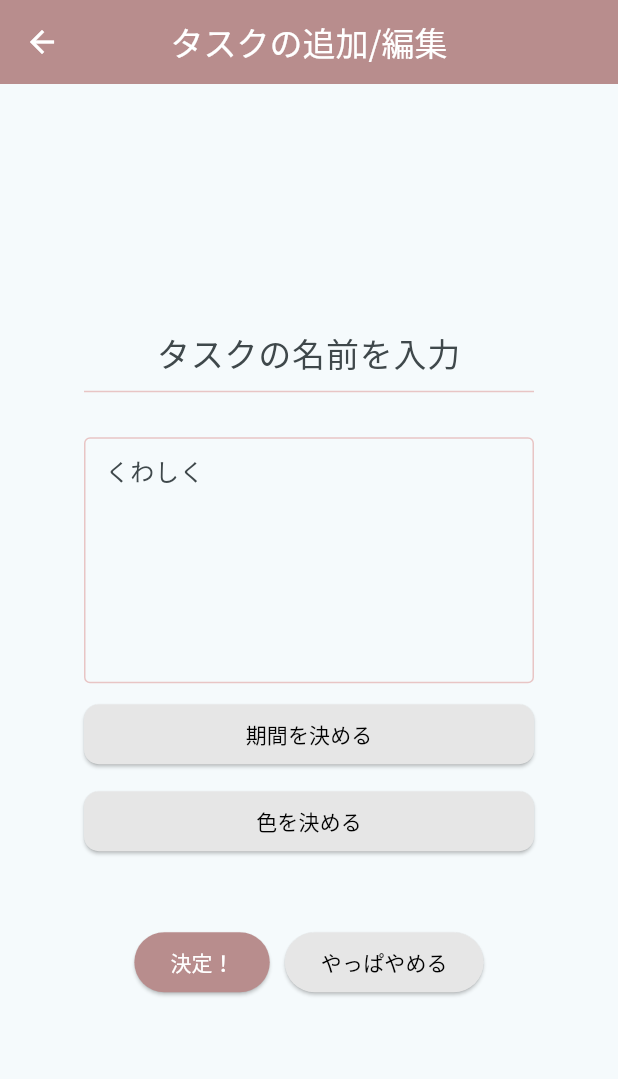
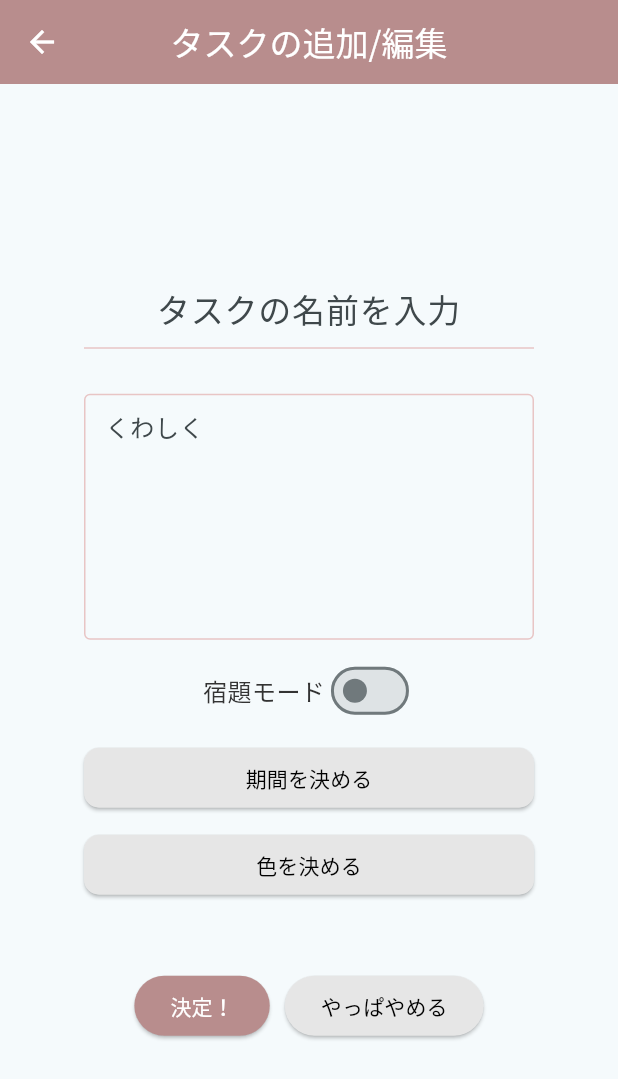
Before and after one commit to micomi-app/MicoMi, a Flutter app: the screen it shows after launch, after a tap on "タスクを追加", on a phone screen of 412 x 824 dp. Shown: the top 1079 px of the screen. Run offline on Flutter 3.47's test engine with Material 3 defaults, Android fonts, the phone set to English and light mode, and no system bars; our stand-ins replace flutter_colorpicker, simple_animations, sqflite, table_calendar, vibration; missing offline and left inert: navigator_scope; accounts and stored records are empty.

Commit message:
宿題モード/一日あたりのページ数を表示する機能を追加

```diff
--- a/lib/custom_functions.dart
+++ b/lib/custom_functions.dart
@@ -24,6 +24,8 @@ DateFormat formatterForSQL = DateFormat('yyyy-MM-dd');
 class Task {
   Task({
     this.id,
+    required this.isHomework,
+    this.totalPages,
     required this.name,
     required this.detail,
     required this.start,
@@ -32,6 +34,8 @@ class Task {
   });
 
   final int? id;
+  final bool isHomework;
+  final int? totalPages;
   final String name;
   final String detail;
   final DateTime start;
@@ -39,6 +43,8 @@ class Task {
   final Color color;
   Map<String, dynamic> toMap() {
     return {
+      'isHomework': isHomework ? 1 : 0,
+      'totalPages': totalPages,
       'name': name,
       'detail': detail,
       'start': formatterForSQL.format(start),
@@ -52,7 +58,16 @@ final Future<Database> database = openDatabase(
   "tasks.db",
   onCreate: (db, version) {
     return db.execute(
-      'CREATE TABLE tasks(id INTEGER PRIMARY KEY AUTOINCREMENT NOT NULL, name TEXT, detail TEXT, start TEXT, end TEXT, color INTEGER)',
+      'CREATE TABLE tasks('
+          'id INTEGER PRIMARY KEY AUTOINCREMENT NOT NULL,'
+          'isHomework INTEGER,'
+          'totalPages INTEGER,'
+          'name TEXT,'
+          'detail TEXT,'
+          'start TEXT,'
+          'end TEXT,'
+          'color INTEGER'
+      ')',
     );
   },
   version: 3,
@@ -96,6 +111,8 @@ Future<List<Task>> getTasks(String where, List? whereArgs, [String? orderBy]) as
   return List.generate(maps.length, (i) {
     return Task(
       id: maps[i]['id'],
+      isHomework: maps[i]['isHomework'] == 1,
+      totalPages: maps[i]['totalPages'],
       name: maps[i]['name'],
       detail: maps[i]['detail'],
       start: DateTime.parse(maps[i]['start']),
--- a/lib/custom_widgets.dart
+++ b/lib/custom_widgets.dart
@@ -14,9 +14,10 @@ class CustomTextField extends StatelessWidget {
     this.validator,
     this.initialValue,
     this.borderColor,
+    this.isNumber,
   });
 
-  final String? initialValue;
+  final dynamic initialValue;
   final String hintText;
   final TextStyle? textStyle;
   final bool? isMultiline;
@@ -26,6 +27,7 @@ class CustomTextField extends StatelessWidget {
   final void Function(String)? onChanged;
   final String? Function(String?)? validator;
   final Color? borderColor;
+  final bool? isNumber;
 
   @override
   Widget build(BuildContext context) {
@@ -35,7 +37,7 @@ class CustomTextField extends StatelessWidget {
         initialValue: initialValue,
         textAlign: isTextAlignCenter == true ? TextAlign.center : TextAlign.start,
         autofocus: autoFocus == true,
-        keyboardType: isMultiline == true ? TextInputType.multiline : null,
+        keyboardType: isMultiline == true ? TextInputType.multiline : isNumber == true ? TextInputType.number : TextInputType.text,
         maxLines: isMultiline == true ? null : 1,
         style: textStyle,
         onChanged: onChanged,
--- a/lib/edit_task.dart
+++ b/lib/edit_task.dart
@@ -21,6 +21,8 @@ class EditPageState extends State<EditPage> {
   late String _taskName = widget.editTask?.name ?? "";
   late String _taskDetail = widget.editTask?.detail ?? "";
   late Color _taskColor = widget.editTask?.color ?? withNewHue(theme(context).primary, 0);
+  late bool _isTaskHomework = widget.editTask?.isHomework ?? false;
+  late int? _taskTotalPages = widget.editTask?.totalPages;
   bool isEdited = false;
 
   @override
@@ -91,8 +93,10 @@ class EditPageState extends State<EditPage> {
       );
     }
 
-    return WillPopScope(
-      onWillPop: () {
+    return PopScope(
+      canPop: false,
+      onPopInvoked: (didPop) async {
+        if (didPop) return;
         if (isEdited) {
           confirmCancel(context);
         } else {
@@ -101,7 +105,6 @@ class EditPageState extends State<EditPage> {
             (Route<dynamic> route) => route.isFirst,
           );
         }
-        return Future.value(false);
       },
       child: Scaffold(
         appBar: AppBar(
@@ -150,6 +153,32 @@ class EditPageState extends State<EditPage> {
                       _taskDetail = value;
                     },
                   ),
+                  const CustomMargin(height: 10),
+                  Row(
+                    mainAxisAlignment: MainAxisAlignment.center,
+                    children: [
+                      const Text("宿題モード"),
+                      Switch(
+                        value: _isTaskHomework,
+                        onChanged: (value) {
+                          isEdited = true;
+                          setState(() => _isTaskHomework = value);
+                        },
+                      ),
+                    ],
+                  ),
+                  if (_isTaskHomework)
+                    CustomTextField(
+                      initialValue: (_taskTotalPages ?? "").toString(),
+                      isNumber: true,
+                      borderColor: _taskColor,
+                      isUnderline: false,
+                      hintText: "合計ページ数",
+                      onChanged: (value) {
+                        isEdited = true;
+                        _taskTotalPages = int.tryParse(value);
+                      },
+                    ),
                   const CustomMargin(height: 10),
                   CustomElevatedButton(
                     label: _taskDateRange == null
@@ -249,6 +278,8 @@ class EditPageState extends State<EditPage> {
                             }
                             insertTask(Task(
                               id: widget.editTask?.id,
+                              isHomework: _isTaskHomework,
+                              totalPages: _taskTotalPages,
                               name: _taskName,
                               detail: _taskDetail,
                               start: _taskDateRange!.start,
```
Also changed, not shown: lib/main.dart (+8 -1 lines), pubspec.lock.
